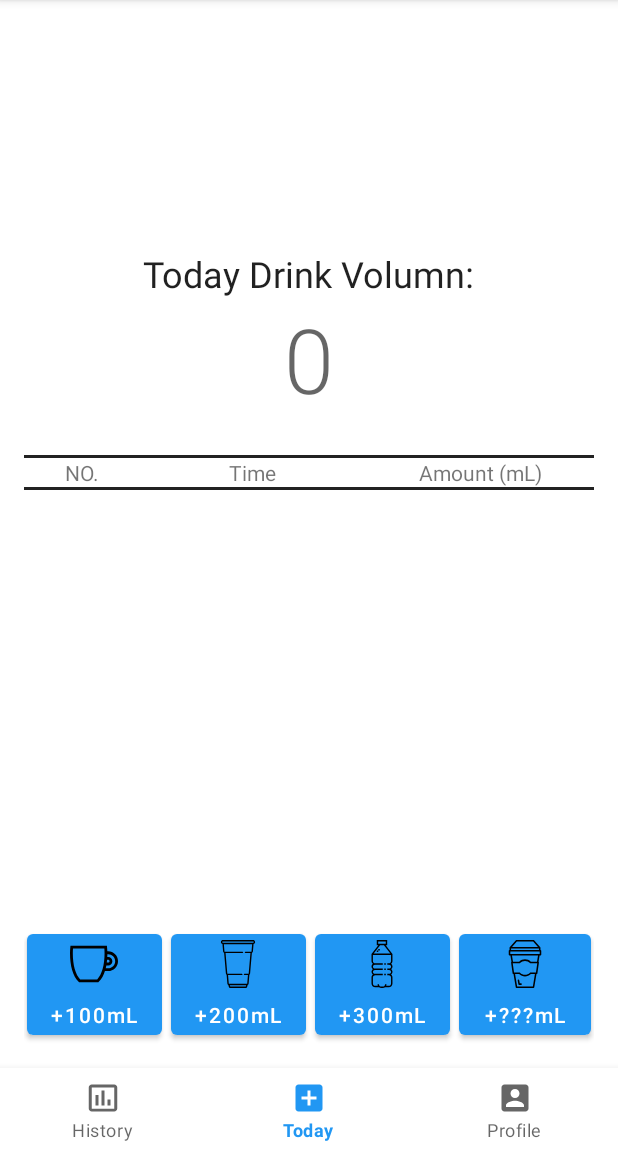
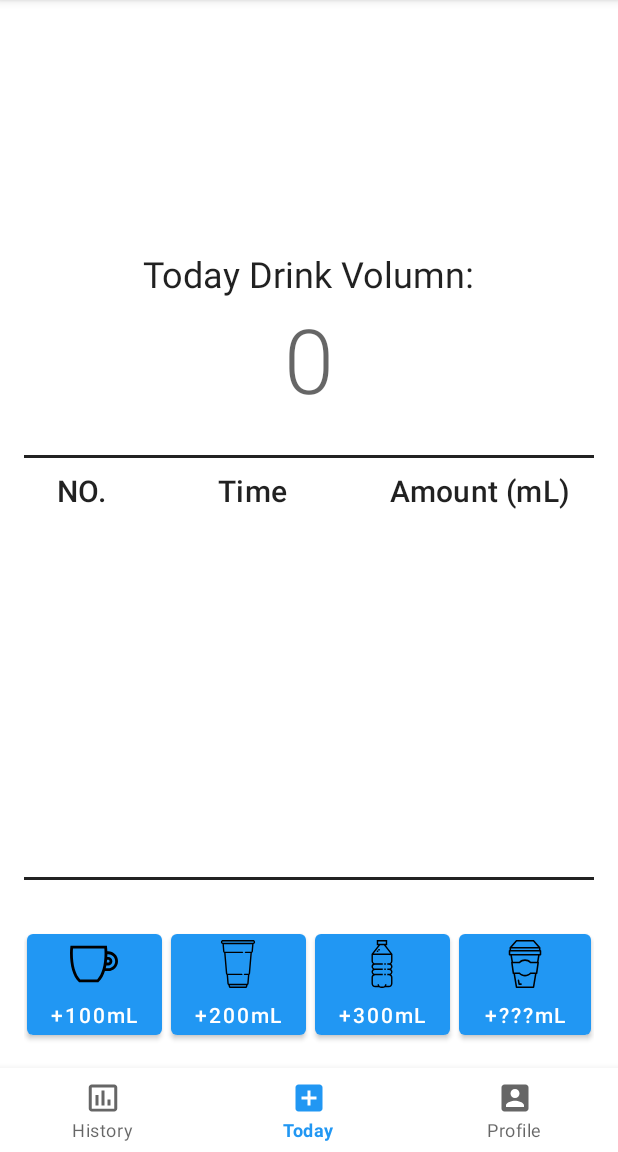
Before and after one commit to TinkZhang/WaterKeeper-Android, an Android app: the screen it shows after launch (MainActivity), on a phone screen of 412 x 824 dp, the part 84-1236 px from its top. Run offline under Robolectric (Android 15) with nearby library versions, the phone set to English and light mode, and no system bars; our stand-ins replace Dagger/Hilt's generated code, Room's generated code, navigation-ui; libraries missing offline, so code that uses them is left out: androidx.hilt.lifecycle.

Commit message:
Refine RecyclerView UI

```diff
--- a/app/src/main/java/ink/iamt/waterkeeper/db/WaterDao.kt
+++ b/app/src/main/java/ink/iamt/waterkeeper/db/WaterDao.kt
@@ -16,7 +16,7 @@ interface WaterDao {
     @Delete
     suspend fun deleteRecord(record: Record)
 
-    @Query("SELECT * FROM Record WHERE time > :todayStart AND time < :todayEnd ORDER BY time DESC")
+    @Query("SELECT * FROM Record WHERE time > :todayStart AND time < :todayEnd ORDER BY time ASC")
     fun getTodayRecords(
             todayStart: OffsetDateTime? = OffsetDateTime.now().withHour(0).withSecond(0),
             todayEnd: OffsetDateTime? = OffsetDateTime.now().withHour(23).withSecond(59)
--- a/app/src/main/res/layout/fragment_today.xml
+++ b/app/src/main/res/layout/fragment_today.xml
@@ -50,13 +50,22 @@
         app:layout_constraintStart_toStartOf="parent"
         app:layout_constraintTop_toBottomOf="@id/tvDayWater" />
 
-    <androidx.recyclerview.widget.RecyclerView
-        android:id="@+id/rvDayLog"
+    <FrameLayout
+        android:id="@+id/rvDayLogContainer"
         android:layout_width="match_parent"
-        android:layout_height="wrap_content"
+        android:layout_height="0dp"
+        android:layout_marginBottom="32dp"
+        android:layout_marginTop="8dp"
+        app:layout_constraintBottom_toTopOf="@id/btnAddBig"
         app:layout_constraintEnd_toStartOf="parent"
         app:layout_constraintStart_toStartOf="parent"
-        app:layout_constraintTop_toBottomOf="@id/divider1" />
+        app:layout_constraintTop_toBottomOf="@id/divider1">
+
+        <androidx.recyclerview.widget.RecyclerView
+            android:id="@+id/rvDayLog"
+            android:layout_width="match_parent"
+            android:layout_height="wrap_content" />
+    </FrameLayout>
 
     <View
         android:id="@+id/divider2"
@@ -65,7 +74,7 @@
         android:background="@color/divider_color"
         app:layout_constraintEnd_toStartOf="parent"
         app:layout_constraintStart_toStartOf="parent"
-        app:layout_constraintTop_toBottomOf="@id/rvDayLog" />
+        app:layout_constraintTop_toBottomOf="@id/rvDayLogContainer" />
 
 
     <Button
--- a/app/src/main/res/layout/item_today_rv_header.xml
+++ b/app/src/main/res/layout/item_today_rv_header.xml
@@ -8,6 +8,7 @@
         android:layout_width="0dp"
         android:layout_weight="1"
         android:layout_height="wrap_content"
+        style="@style/TextAppearance.MaterialComponents.Headline6"
         android:text="NO."
         android:gravity="center"/>
 
@@ -15,6 +16,7 @@
         android:layout_width="0dp"
         android:layout_weight="2"
         android:layout_height="wrap_content"
+        style="@style/TextAppearance.MaterialComponents.Headline6"
         android:text="Time"
         android:gravity="center"/>
 
@@ -22,6 +24,7 @@
         android:layout_width="0dp"
         android:layout_weight="2"
         android:layout_height="wrap_content"
+        style="@style/TextAppearance.MaterialComponents.Headline6"
         android:id="@+id/tvHeaderAmount"
         android:text="Amount (mL)"
         android:gravity="center"/>
--- a/app/src/main/res/layout/item_today_rv_item.xml
+++ b/app/src/main/res/layout/item_today_rv_item.xml
@@ -3,13 +3,15 @@
     xmlns:tools="http://schemas.android.com/tools"
     android:orientation="horizontal"
     android:layout_width="match_parent"
-    android:layout_height="wrap_content">
+    android:layout_height="wrap_content"
+    android:paddingBottom="2dp">
 
     <TextView
         android:layout_width="0dp"
         android:layout_weight="1"
         android:layout_height="wrap_content"
         android:id="@+id/tvIdInRv"
+        style="@style/TextAppearance.MaterialComponents.Body1"
         tools:text="1"
         android:gravity="center"/>
 
@@ -19,12 +21,14 @@
         android:layout_height="wrap_content"
         tools:text="12:34"
         android:id="@+id/tvTimeInRv"
+        style="@style/TextAppearance.MaterialComponents.Body1"
         android:gravity="center"/>
 
     <TextView
         android:layout_width="0dp"
         android:layout_weight="2"
         android:layout_height="wrap_content"
+        style="@style/TextAppearance.MaterialComponents.Body1"
         android:id="@+id/tvAmountInRv"
         tools:text="213"
         android:gravity="center"/>
```
